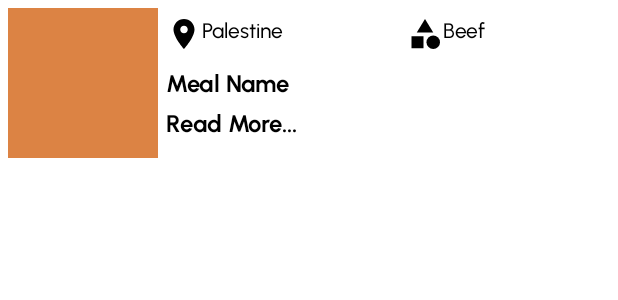
After one commit to romydewantara/EasyFood, an Android app: the layout fragment_meal_bottom_sheet.xml on its own in the app's theme, with its tools: preview values and no code run, on a phone screen of 412 x 824 dp. The commit adds this screen. Shown: the top 300 px of the screen. Run offline under Robolectric (Android 15) with nearby library versions, the phone set to English and light mode, and no system bars.

Commit message:
- Complete the view of category pages - Add new feature to show bottom sheet dialog when user tap and hold the popular meals

```diff
--- a/app/src/main/java/com/example/easyfood/adapter/MostPopularAdapter.kt
+++ b/app/src/main/java/com/example/easyfood/adapter/MostPopularAdapter.kt
@@ -12,6 +12,7 @@ class MostPopularAdapter(): RecyclerView.Adapter<MostPopularAdapter.PopularMealV
 
     private var mealsList = ArrayList<MealsByCategory>()
     lateinit var onItemClick: ((MealsByCategory) -> Unit)
+    var onItemLongClick: ((MealsByCategory) -> Unit)? = null
 
     override fun onCreateViewHolder(parent: ViewGroup, viewType: Int): PopularMealViewHolder {
         return PopularMealViewHolder(PopularItemsBinding.inflate(LayoutInflater.from(parent.context), parent, false))
@@ -23,6 +24,10 @@ class MostPopularAdapter(): RecyclerView.Adapter<MostPopularAdapter.PopularMealV
             .into(holder.binding.imagePopularItem)
         holder.itemView.setOnClickListener {
             onItemClick.invoke(mealsList[position])
+        }
+        holder.itemView.setOnLongClickListener {
+            onItemLongClick?.invoke(mealsList[position])
+            true
         }
     }
 
--- /dev/null
+++ b/app/src/main/res/layout/fragment_meal_bottom_sheet.xml
@@ -0,0 +1,77 @@
+<?xml version="1.0" encoding="utf-8"?>
+<androidx.constraintlayout.widget.ConstraintLayout xmlns:android="http://schemas.android.com/apk/res/android"
+    xmlns:app="http://schemas.android.com/apk/res-auto"
+    xmlns:tools="http://schemas.android.com/tools"
+    android:layout_width="match_parent"
+    android:layout_height="wrap_content"
+    android:id="@+id/bottom_sheet_dialog"
+    tools:context=".fragments.bottomsheet.MealBottomSheetFragment">
+
+    <ImageView
+        android:id="@+id/image_bottom_sheet"
+        android:layout_width="100dp"
+        android:layout_height="100dp"
+        android:layout_margin="5dp"
+        android:background="@color/accent"
+        android:scaleType="centerCrop"
+        app:layout_constraintBottom_toBottomOf="parent"
+        app:layout_constraintStart_toStartOf="parent"
+        app:layout_constraintTop_toTopOf="parent" />
+
+    <LinearLayout
+        android:id="@+id/linear_layout_bottom_sheet"
+        android:layout_width="0dp"
+        android:layout_height="wrap_content"
+        android:layout_margin="5dp"
+        android:orientation="horizontal"
+        app:layout_constraintEnd_toEndOf="parent"
+        app:layout_constraintStart_toEndOf="@id/image_bottom_sheet"
+        app:layout_constraintTop_toTopOf="@id/image_bottom_sheet">
+
+        <androidx.appcompat.widget.AppCompatTextView
+            android:id="@+id/text_area_bottom_sheet"
+            android:layout_width="wrap_content"
+            android:layout_height="wrap_content"
+            android:layout_weight="1"
+            android:drawableStart="@drawable/ic_location"
+            android:fontFamily="@font/urbanist_medium"
+            android:text="Palestine"
+            android:textColor="@color/black" />
+
+        <androidx.appcompat.widget.AppCompatTextView
+            android:id="@+id/text_category_bottom_sheet"
+            android:layout_width="wrap_content"
+            android:layout_height="wrap_content"
+            android:layout_weight="1"
+            android:drawableStart="@drawable/ic_categories"
+            android:fontFamily="@font/urbanist_medium"
+            android:text="Beef"
+            android:textColor="@color/black" />
+
+    </LinearLayout>
+
+    <androidx.appcompat.widget.AppCompatTextView
+        android:id="@+id/text_meal_name_bottom_sheet"
+        android:layout_width="wrap_content"
+        android:layout_height="wrap_content"
+        android:layout_marginTop="10dp"
+        android:fontFamily="@font/urbanist_bold"
+        android:text="Meal Name"
+        android:textColor="@color/black"
+        android:textSize="16sp"
+        app:layout_constraintStart_toStartOf="@id/linear_layout_bottom_sheet"
+        app:layout_constraintTop_toBottomOf="@id/linear_layout_bottom_sheet" />
+
+    <androidx.appcompat.widget.AppCompatTextView
+        android:id="@+id/text_read_more_bottom_sheet"
+        android:layout_width="wrap_content"
+        android:layout_height="wrap_content"
+        android:layout_marginTop="6dp"
+        android:fontFamily="@font/urbanist_bold"
+        android:text="Read More…"
+        android:textColor="@color/black"
+        android:textSize="16sp"
+        app:layout_constraintStart_toStartOf="@id/text_meal_name_bottom_sheet"
+        app:layout_constraintTop_toBottomOf="@id/text_meal_name_bottom_sheet" />
+
+</androidx.constraintlayout.widget.ConstraintLayout>
```
Also changed, not shown: app/src/main/java/com/example/easyfood/fragments/CategoriesFragment.kt (+33 -34 lines), app/src/main/java/com/example/easyfood/fragments/HomeFragment.kt (+9 -0 lines), app/src/main/java/com/example/easyfood/fragments/bottomsheet/MealBottomSheetFragment.kt (added, +93 -0 lines), app/src/main/java/com/example/easyfood/viewModel/HomeViewModel.kt (+18 -0 lines), app/src/main/res/layout/fragment_categories.xml (+5 -7 lines).
